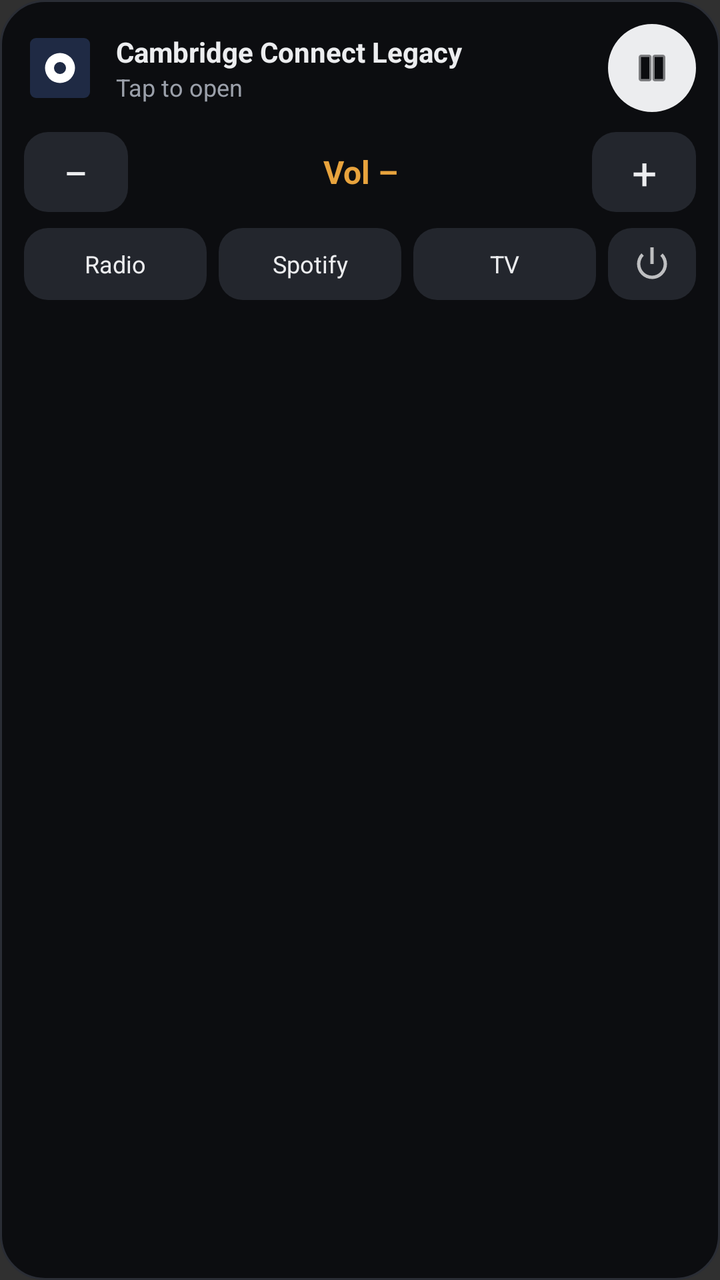
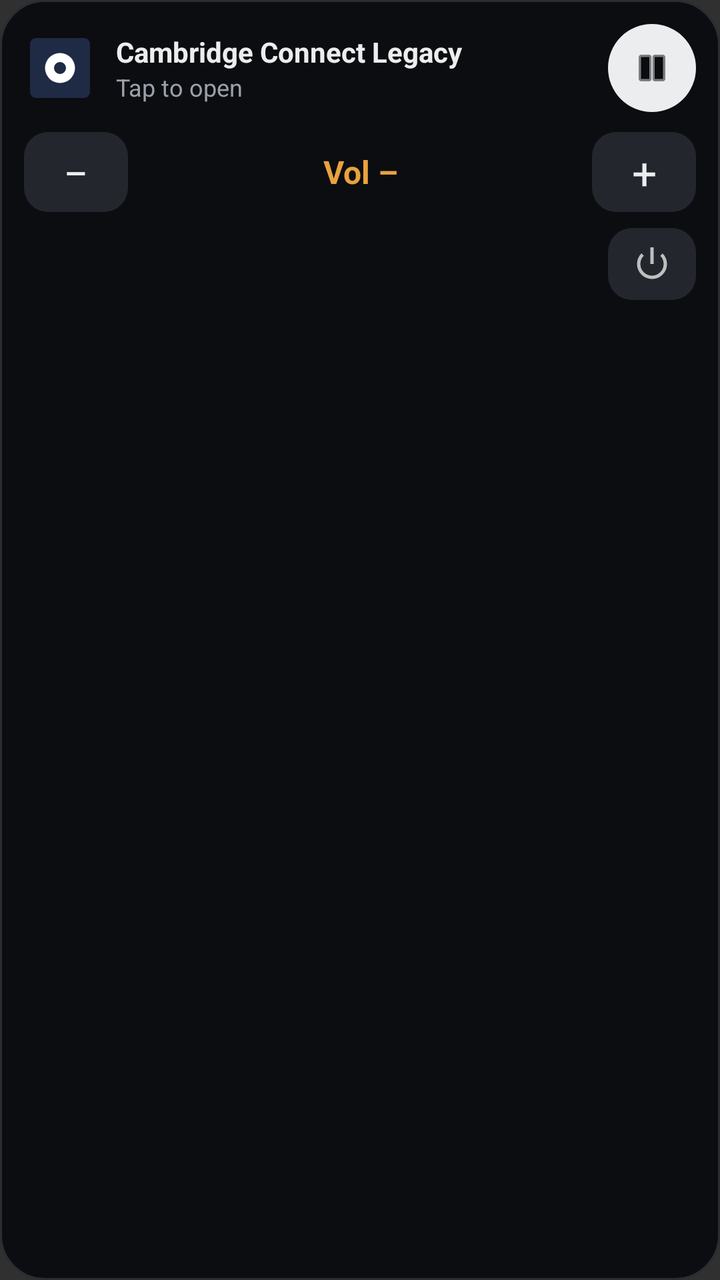

Compare the two renders of this Android layout. The source of the first and the diff that turns it into the second are given below.
<!-- AndroidManifest.xml: application theme android:Theme.Material.NoActionBar -->
<!-- res/layout/widget_stereo.xml -->
<?xml version="1.0" encoding="utf-8"?>
<LinearLayout xmlns:android="http://schemas.android.com/apk/res/android"
    android:id="@+id/w_root"
    android:layout_width="match_parent"
    android:layout_height="match_parent"
    android:orientation="vertical"
    android:padding="12dp"
    android:background="@drawable/widget_bg">

    <LinearLayout
        android:layout_width="match_parent"
        android:layout_height="wrap_content"
        android:gravity="center_vertical"
        android:orientation="horizontal">
        <ImageView
            android:id="@+id/w_icon"
            android:layout_width="36dp"
            android:layout_height="36dp"
            android:contentDescription="Cambridge Connect Legacy"
            android:src="@drawable/ic_launcher" />
        <LinearLayout
            android:layout_width="0dp"
            android:layout_height="wrap_content"
            android:layout_weight="1"
            android:layout_marginStart="10dp"
            android:orientation="vertical">
            <TextView
                android:id="@+id/w_title"
                android:layout_width="match_parent"
                android:layout_height="wrap_content"
                android:ellipsize="end"
                android:maxLines="1"
                android:text="Cambridge Connect Legacy"
                android:textColor="#ECEDEF"
                android:textSize="14sp"
                android:textStyle="bold" />
            <TextView
                android:id="@+id/w_sub"
                android:layout_width="match_parent"
                android:layout_height="wrap_content"
                android:ellipsize="end"
                android:maxLines="1"
                android:text="Tap to open"
                android:textColor="#9BA0AA"
                android:textSize="12sp" />
        </LinearLayout>
        <ImageView
            android:id="@+id/w_play"
            android:layout_width="44dp"
            android:layout_height="44dp"
            android:background="@drawable/widget_play_bg"
            android:contentDescription="Play or pause"
            android:padding="11dp"
            android:src="@android:drawable/ic_media_pause"
            android:tint="#0B0C0F" />
    </LinearLayout>

    <LinearLayout
        android:layout_width="match_parent"
        android:layout_height="wrap_content"
        android:layout_marginTop="10dp"
        android:gravity="center_vertical"
        android:orientation="horizontal">
        <TextView
            android:id="@+id/w_down"
            android:layout_width="52dp"
            android:layout_height="40dp"
            android:background="@drawable/widget_btn"
            android:gravity="center"
            android:contentDescription="Volume down"
            android:text="−"
            android:textColor="#ECEDEF"
            android:textSize="22sp" />
        <TextView
            android:id="@+id/w_vol"
            android:layout_width="0dp"
            android:layout_height="wrap_content"
            android:layout_weight="1"
            android:gravity="center"
            android:text="Vol –"
            android:textColor="#E8A33D"
            android:textSize="16sp"
            android:textStyle="bold" />
        <TextView
            android:id="@+id/w_up"
            android:layout_width="52dp"
            android:layout_height="40dp"
            android:background="@drawable/widget_btn"
            android:gravity="center"
            android:contentDescription="Volume up"
            android:text="+"
            android:textColor="#ECEDEF"
            android:textSize="22sp" />
    </LinearLayout>

    <LinearLayout
        android:layout_width="match_parent"
        android:layout_height="wrap_content"
        android:layout_marginTop="8dp"
        android:orientation="horizontal">
        <TextView android:id="@+id/w_in0" android:layout_width="0dp" android:layout_height="36dp" android:layout_weight="1"
            android:background="@drawable/widget_btn" android:gravity="center" android:maxLines="1" android:ellipsize="end"
            android:text="Radio" android:textColor="#ECEDEF" android:textSize="12sp" />
        <TextView android:id="@+id/w_in1" android:layout_width="0dp" android:layout_height="36dp" android:layout_weight="1"
            android:layout_marginStart="6dp"
            android:background="@drawable/widget_btn" android:gravity="center" android:maxLines="1" android:ellipsize="end"
            android:text="Spotify" android:textColor="#ECEDEF" android:textSize="12sp" />
        <TextView android:id="@+id/w_in2" android:layout_width="0dp" android:layout_height="36dp" android:layout_weight="1"
            android:layout_marginStart="6dp"
            android:background="@drawable/widget_btn" android:gravity="center" android:maxLines="1" android:ellipsize="end"
            android:text="TV" android:textColor="#ECEDEF" android:textSize="12sp" />
        <ImageView android:id="@+id/w_power" android:layout_width="44dp" android:layout_height="36dp"
            android:layout_marginStart="6dp" android:padding="8dp"
            android:background="@drawable/widget_btn"
            android:contentDescription="Power: standby or wake"
            android:src="@android:drawable/ic_lock_power_off" />
    </LinearLayout>
</LinearLayout>
<!-- resources referenced by this layout -->
<resources>
  <!-- drawable ic_launcher (drawable) -->
  <?xml version="1.0" encoding="utf-8"?>
  <vector xmlns:android="http://schemas.android.com/apk/res/android"
      android:width="48dp"
      android:height="48dp"
      android:viewportWidth="48"
      android:viewportHeight="48">
      <path android:fillColor="#1F2A44" android:pathData="M8,4h32a4,4 0,0 1,4 4v32a4,4 0,0 1,-4 4H8a4,4 0,0 1,-4 -4V8a4,4 0,0 1,4 -4z" />
      <path android:fillColor="#FFFFFF" android:pathData="M24,14a10,10 0,1 1,0 20a10,10 0,1 1,0 -20z" />
      <path android:fillColor="#1F2A44" android:pathData="M24,20a4,4 0,1 1,0 8a4,4 0,1 1,0 -8z" />
  </vector>
  <!-- drawable widget_bg (drawable) -->
  <?xml version="1.0" encoding="utf-8"?>
  <shape xmlns:android="http://schemas.android.com/apk/res/android" android:shape="rectangle">
      <solid android:color="#F20B0C0F" />
      <stroke android:width="1dp" android:color="#2A2D35" />
      <corners android:radius="22dp" />
  </shape>
  <!-- drawable widget_btn (drawable) -->
  <?xml version="1.0" encoding="utf-8"?>
  <shape xmlns:android="http://schemas.android.com/apk/res/android" android:shape="rectangle">
      <solid android:color="#23262D" />
      <corners android:radius="12dp" />
  </shape>
  <!-- drawable widget_play_bg (drawable) -->
  <?xml version="1.0" encoding="utf-8"?>
  <shape xmlns:android="http://schemas.android.com/apk/res/android" android:shape="oval">
      <solid android:color="#ECEDEF" />
  </shape>
</resources>

<!-- the commit's change to res/layout/widget_stereo.xml (unified diff, before → after) -->
@@ -99,18 +99,24 @@
         android:layout_marginTop="8dp"
         android:orientation="horizontal">
         <TextView android:id="@+id/w_in0" android:layout_width="0dp" android:layout_height="36dp" android:layout_weight="1"
+            android:layout_marginEnd="6dp" android:visibility="gone" android:paddingStart="4dp" android:paddingEnd="4dp"
             android:background="@drawable/widget_btn" android:gravity="center" android:maxLines="1" android:ellipsize="end"
-            android:text="Radio" android:textColor="#ECEDEF" android:textSize="12sp" />
+            android:text="" android:textColor="#ECEDEF" android:textSize="12sp" />
         <TextView android:id="@+id/w_in1" android:layout_width="0dp" android:layout_height="36dp" android:layout_weight="1"
-            android:layout_marginStart="6dp"
+            android:layout_marginEnd="6dp" android:visibility="gone" android:paddingStart="4dp" android:paddingEnd="4dp"
             android:background="@drawable/widget_btn" android:gravity="center" android:maxLines="1" android:ellipsize="end"
-            android:text="Spotify" android:textColor="#ECEDEF" android:textSize="12sp" />
+            android:text="" android:textColor="#ECEDEF" android:textSize="12sp" />
         <TextView android:id="@+id/w_in2" android:layout_width="0dp" android:layout_height="36dp" android:layout_weight="1"
-            android:layout_marginStart="6dp"
+            android:layout_marginEnd="6dp" android:visibility="gone" android:paddingStart="4dp" android:paddingEnd="4dp"
             android:background="@drawable/widget_btn" android:gravity="center" android:maxLines="1" android:ellipsize="end"
-            android:text="TV" android:textColor="#ECEDEF" android:textSize="12sp" />
+            android:text="" android:textColor="#ECEDEF" android:textSize="12sp" />
+        <TextView android:id="@+id/w_in3" android:layout_width="0dp" android:layout_height="36dp" android:layout_weight="1"
+            android:layout_marginEnd="6dp" android:visibility="gone" android:paddingStart="4dp" android:paddingEnd="4dp"
+            android:background="@drawable/widget_btn" android:gravity="center" android:maxLines="1" android:ellipsize="end"
+            android:text="" android:textColor="#ECEDEF" android:textSize="12sp" />
+        <TextView android:layout_width="0dp" android:layout_height="1dp" android:layout_weight="0.001" />
         <ImageView android:id="@+id/w_power" android:layout_width="44dp" android:layout_height="36dp"
-            android:layout_marginStart="6dp" android:padding="8dp"
+            android:padding="8dp"
             android:background="@drawable/widget_btn"
             android:contentDescription="Power: standby or wake"
             android:src="@android:drawable/ic_lock_power_off" />
